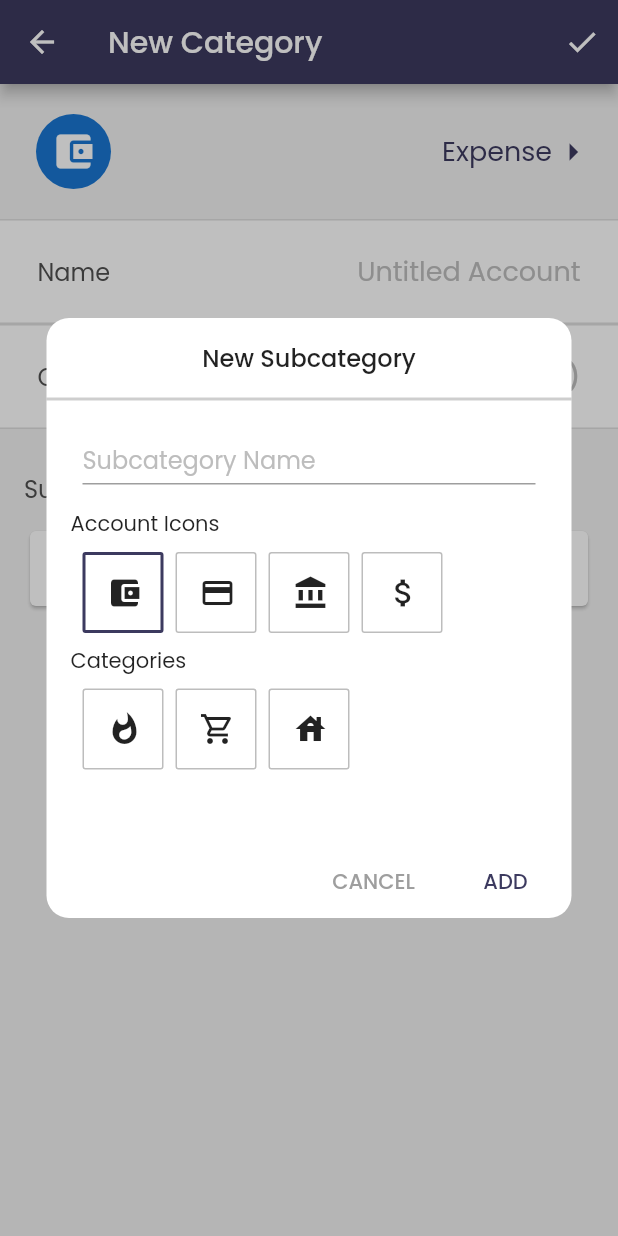
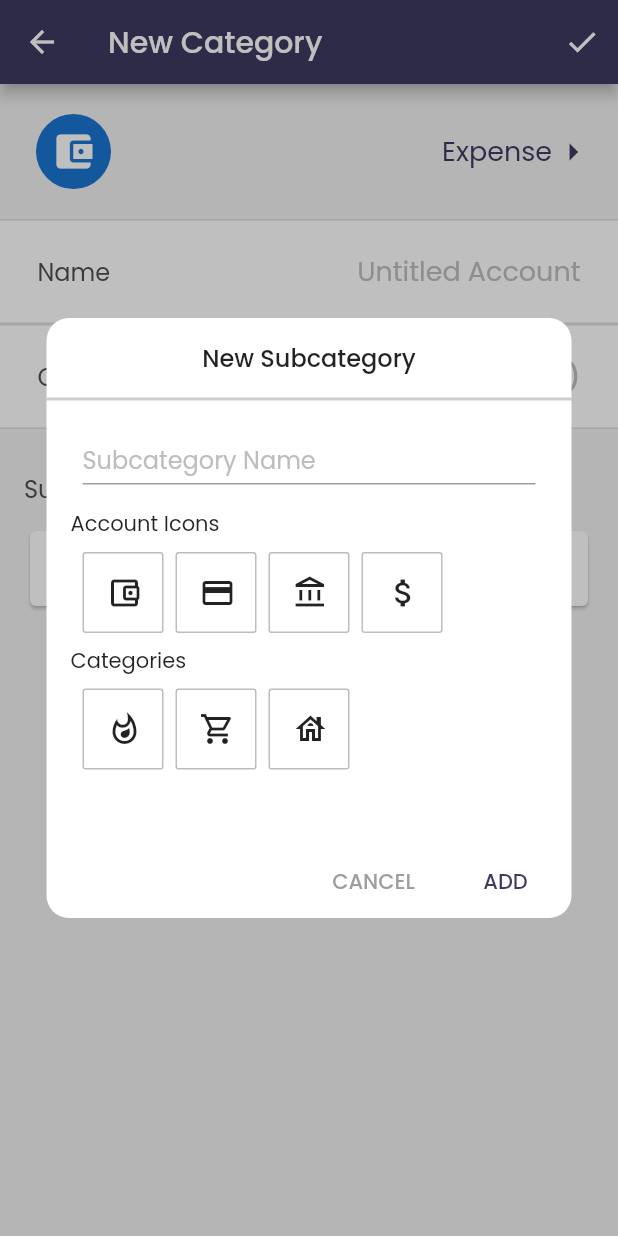
Before and after one commit to sibyl-sys/budge-it, a Flutter app: the AddCategory screen opened by its route, after a tap on "Add Subcategory", on a phone screen of 412 x 824 dp. Run offline on Flutter 3.47's test engine with Material 2 defaults, Android fonts, the phone set to English and light mode, and no system bars; our stand-ins replace hive, hive_flutter, percent_indicator; missing offline and left inert: drag_and_drop_gridview; accounts and stored records are empty; generated files the repository leaves out were written again.

Commit message:
Change icons to outlined, change account header fontsize and color

```diff
--- a/lib/constants/Constants.dart
+++ b/lib/constants/Constants.dart
@@ -4,15 +4,15 @@ import 'package:money_tracker/services/currency.dart';
 
 final Map<String, List<IconData>> accountIconList = {
   "Accounts" : [
-    Icons.account_balance_wallet,
-    Icons.credit_card,
-    Icons.account_balance,
-    Icons.attach_money,
+    Icons.account_balance_wallet_outlined,
+    Icons.credit_card_outlined,
+    Icons.account_balance_outlined,
+    Icons.attach_money_outlined,
   ],
   "Categories" : [
-    Icons.whatshot,
+    Icons.whatshot_outlined,
     Icons.shopping_cart_outlined,
-    Icons.house
+    Icons.house_outlined
   ]
 };
 
```
Also changed, not shown: lib/screens/accountsTab.dart (+4 -4 lines).
